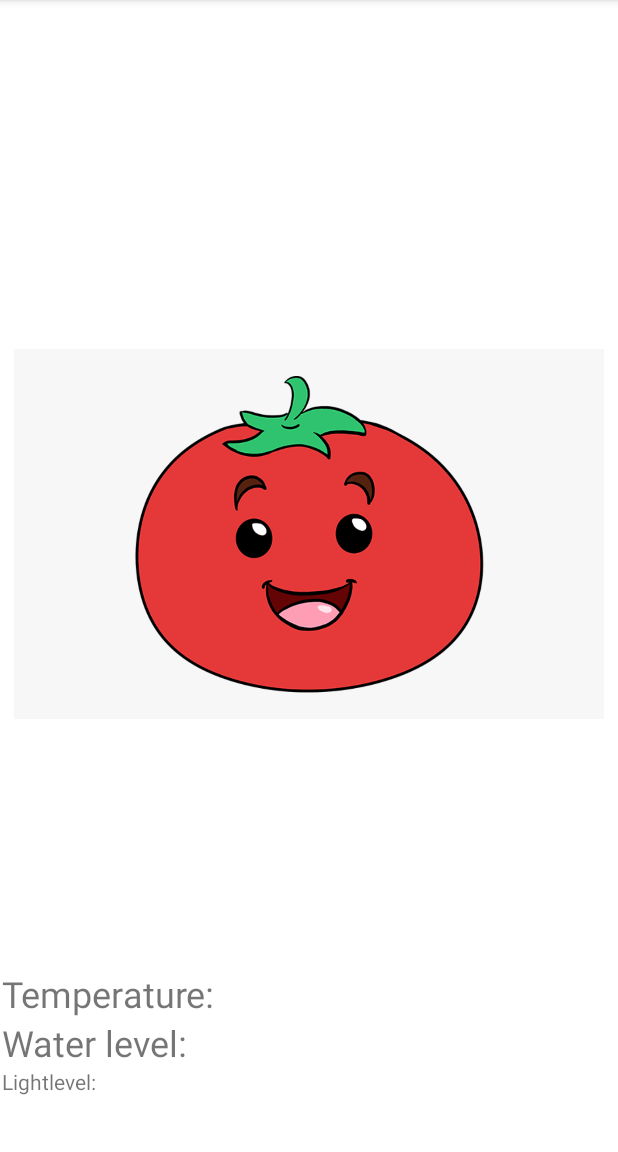
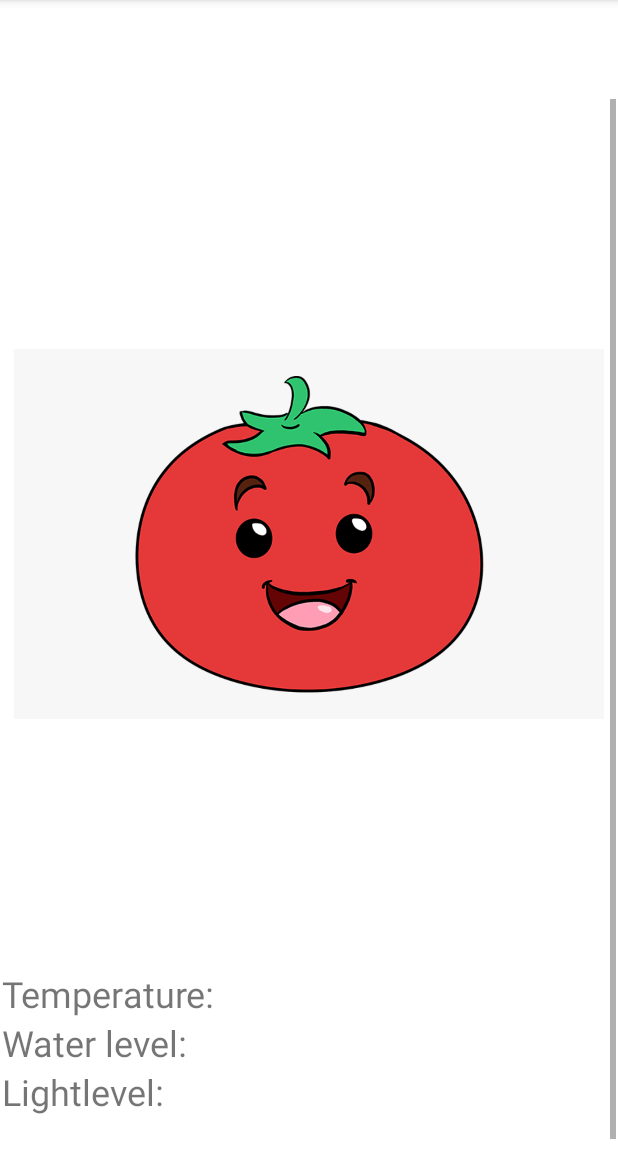
Before and after one commit to CptKaffeeTasse/auTomato, an Android app: the PlantDetails screen opened directly, with no data from a screen before it, on a phone screen of 412 x 824 dp, the part 84-1236 px from its top. Run offline under Robolectric (Android 15) with nearby library versions, the phone set to English and light mode, and no system bars; 6 statements that could not run were skipped.

Commit message:
fixed it

```diff
--- a/app/src/main/java/com/example/automato/PlantDetails.java
+++ b/app/src/main/java/com/example/automato/PlantDetails.java
@@ -7,23 +7,27 @@ import android.widget.TextView;
 import androidx.appcompat.app.AppCompatActivity;
 
 public class PlantDetails extends AppCompatActivity {
-    Plant plant = (Plant) getIntent().getSerializableExtra("PLANT");
 
     @Override
     protected void onCreate(Bundle savedInstanceState) {
         super.onCreate(savedInstanceState);
         setContentView(R.layout.activity_plant_details);
+        Plant plant = (Plant) getIntent().getSerializableExtra("PLANT");
 
         TextView plantName = findViewById(R.id.plantName);
         ImageView plantPicture = findViewById(R.id.plantPicture);
         TextView currWaterlvl = findViewById(R.id.curr_water);
         TextView currTemp = findViewById(R.id.curr_temp);
         TextView currlight = findViewById(R.id.currlight);
+        TextView message = findViewById(R.id.message);
 
         plantName.setText(plant.getName());
         plantPicture.setImageResource(plant.getPicture());
         currWaterlvl.setText(plant.getCurrentSoilHumidity() + "%");
         currTemp.setText(plant.getCurrentTemperature() + "°C");
-        currlight.setText(plant.getCurrentLightLevel()+"%");
+        currlight.setText(plant.getCurrentLightLevel() + "%");
+        StringBuilder b = new StringBuilder();
+        plant.getDetailedMessage().stream().filter(s -> s != null).forEach(s -> b.append("\n").append(s));
+        message.setText(b.toString());
     }
 }
--- a/app/src/main/res/layout/activity_plant_details.xml
+++ b/app/src/main/res/layout/activity_plant_details.xml
@@ -101,14 +101,22 @@
                     android:layout_width="wrap_content"
                     android:layout_height="wrap_content"
                     android:layout_weight="1"
-                    android:text="@string/lightdesc" />
+                    android:text="@string/lightdesc"
+                    android:textSize="24sp" />
 
                 <TextView
                     android:id="@+id/currlight"
                     android:layout_width="wrap_content"
                     android:layout_height="wrap_content"
-                    android:layout_weight="1" />
+                    android:layout_weight="1"
+                    android:textSize="24sp" />
             </LinearLayout>
+
+            <TextView
+                android:id="@+id/message"
+                android:layout_width="match_parent"
+                android:layout_height="wrap_content"
+                android:textSize="24sp" />
 
         </LinearLayout>
     </ScrollView>
```
